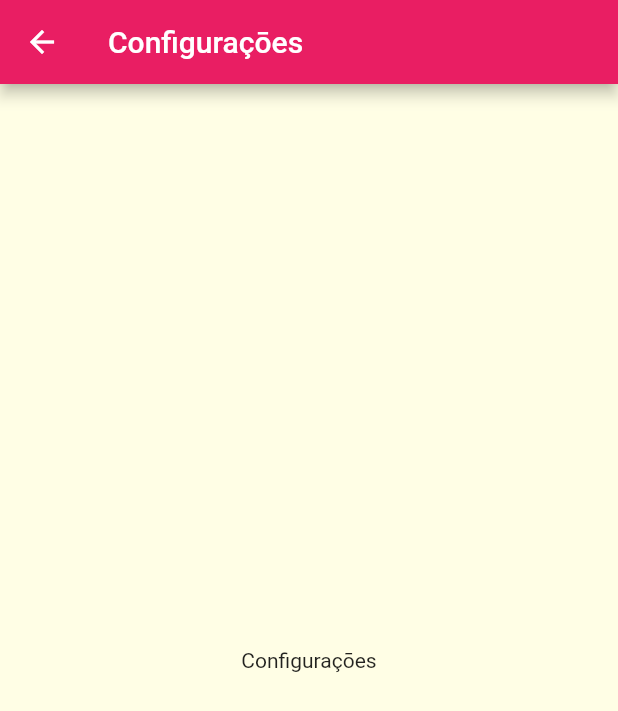
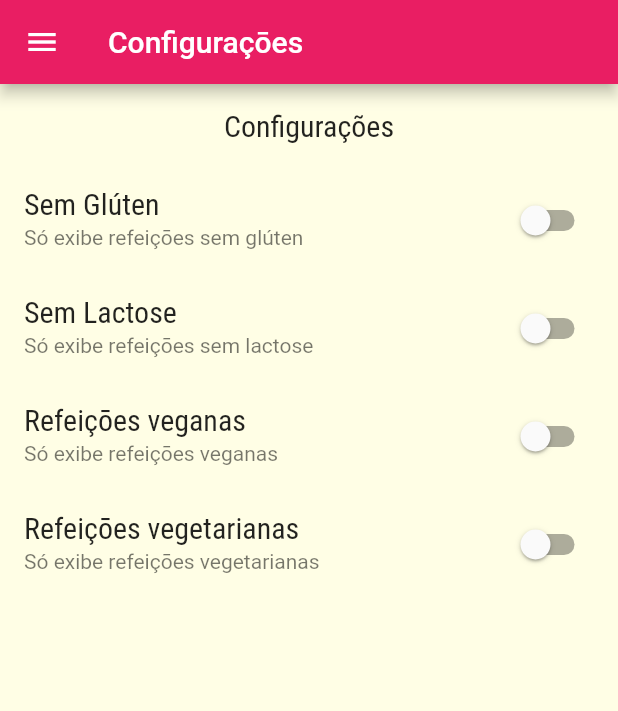
Before and after one commit to andreicampigotto/meals, a Flutter app: the SettingsScreen screen opened by its route, on a phone screen of 412 x 824 dp. Shown: the top 711 px of the screen. Run offline on Flutter 3.47's test engine with Material 2 defaults, Android fonts, the phone set to English and light mode, and no system bars; missing offline and left inert: dart:ffi; network calls fail.

Commit message:
created setting screen

```diff
--- a/lib/main.dart
+++ b/lib/main.dart
@@ -4,10 +4,37 @@ import './screens/categories_meals_screen.dart';
 import './utils/app_routes.dart';
 import './screens/meal_detail_screen.dart';
 import 'screens/tab_screen.dart';
+import './models/meal.dart';
+import './data/dummy_data.dart';
+import './models/settings.dart';
 
 void main() => runApp(MyApp());
 
-class MyApp extends StatelessWidget {
+class MyApp extends StatefulWidget {
+  @override
+  State<MyApp> createState() => _MyAppState();
+}
+
+class _MyAppState extends State<MyApp> {
+  Settings settings = Settings();
+  List<Meal> _availableMeals = DUMMY_MEALS;
+  List<Meal> _favoriteMeals = [];
+
+  void _filterMeals(Settings settings) {
+    setState(() {
+      this.settings = settings;
+
+      _availableMeals = DUMMY_MEALS.where((meal) {
+        final filterGluten = settings.isGlutenFree && !meal.isGlutenFree;
+        final filterLac = settings.isLacFree && !meal.isLacFree;
+        final filterVegan = settings.isVegan && !meal.isVegan;
+        final filterVegetarian = settings.isVegetarian && !meal.isVegetarian;
+
+        return !filterGluten && !filterLac && !filterVegan && !filterVegetarian;
+      }).toList();
+    });
+  }
+
   @override
   Widget build(BuildContext context) {
     return MaterialApp(
@@ -29,10 +56,11 @@ class MyApp extends StatelessWidget {
             )),
       ),
       routes: {
-        AppRoutes.HOME: (ctx) => const TabsScreen(),
-        AppRoutes.CATEGORY_MEALS: (ctx) => const CategoriesMealsScreen(),
+        AppRoutes.HOME: (ctx) => TabsScreen(_favoriteMeals),
+        AppRoutes.CATEGORY_MEALS: (ctx) =>
+            CategoriesMealsScreen(_availableMeals),
         AppRoutes.MEAL_DETAIL: (ctx) => const MealDetailScreen(),
-        AppRoutes.SETTINGS: (ctx) => const SettingsScreen(),
+        AppRoutes.SETTINGS: (ctx) => SettingsScreen(settings, _filterMeals),
       },
     );
   }
--- /dev/null
+++ b/lib/models/settings.dart
@@ -0,0 +1,13 @@
+class Settings {
+  bool isGlutenFree;
+  bool isLacFree;
+  bool isVegan;
+  bool isVegetarian;
+
+  Settings({
+    this.isGlutenFree = false,
+    this.isLacFree = false,
+    this.isVegan = false,
+    this.isVegetarian = false,
+  });
+}
--- a/lib/screens/favorite_screen.dart
+++ b/lib/screens/favorite_screen.dart
@@ -1,7 +1,9 @@
 import 'package:flutter/material.dart';
+import '../models/meal.dart';
 
 class FavoriteScreen extends StatelessWidget {
-  const FavoriteScreen({super.key});
+  final List<Meal> favoriteMeals;
+  const FavoriteScreen(this.favoriteMeals, {super.key});
 
   @override
   Widget build(BuildContext context) {
--- a/lib/screens/meal_detail_screen.dart
+++ b/lib/screens/meal_detail_screen.dart
@@ -82,6 +82,12 @@ class MealDetailScreen extends StatelessWidget {
           ],
         ),
       ),
+      floatingActionButton: FloatingActionButton(
+        child: Icon(Icons.star_outline),
+        onPressed: () {
+          Navigator.of(context).pop(meal);
+        },
+      ),
     );
   }
 }
--- a/lib/screens/settings_screen.dart
+++ b/lib/screens/settings_screen.dart
@@ -1,18 +1,84 @@
 import 'package:flutter/material.dart';
-import 'package:flutter/widgets.dart';
+import '../widgets/main_drawer.dart';
+import '../models/settings.dart';
 
-class SettingsScreen extends StatelessWidget {
-  const SettingsScreen({super.key});
+class SettingsScreen extends StatefulWidget {
+  final Function(Settings) onSettingsChange;
+  final Settings settings;
+
+  const SettingsScreen(this.settings, this.onSettingsChange, {super.key});
+
+  @override
+  State<SettingsScreen> createState() => _SettingsScreenState();
+}
+
+class _SettingsScreenState extends State<SettingsScreen> {
+  Settings? settings;
+  @override
+  void initState() {
+    super.initState();
+    settings = widget.settings;
+  }
+
+  Widget _createSwitch(
+      String title, String subtitle, bool value, Function(bool) onChanged) {
+    return SwitchListTile(
+      title: Text(title),
+      subtitle: Text(subtitle),
+      value: value,
+      onChanged: (value) {
+        onChanged(value);
+        widget.onSettingsChange(settings!);
+      },
+    );
+  }
 
   @override
   Widget build(BuildContext context) {
+    var settings = Settings();
     return Scaffold(
       appBar: AppBar(
         title: Text('Configuraçōes'),
       ),
-      body: Center(
-        child: Text('Configuraçōes'),
-      ),
+      drawer: MainDrawer(),
+      body: Column(children: [
+        Container(
+          padding: EdgeInsets.all(16),
+          child: Text(
+            'Configurações',
+            style: Theme.of(context).textTheme.titleMedium,
+          ),
+        ),
+        Expanded(
+            child: ListView(
+          children: [
+            _createSwitch(
+              'Sem Glúten',
+              'Só exibe refeiçōes sem glúten',
+              settings.isGlutenFree,
+              (value) => setState(() => settings.isGlutenFree = value),
+            ),
+            _createSwitch(
+              'Sem Lactose',
+              'Só exibe refeiçōes sem lactose',
+              settings.isLacFree,
+              (value) => setState(() => settings.isLacFree = value),
+            ),
+            _createSwitch(
+              'Refeiçōes veganas',
+              'Só exibe refeiçōes veganas',
+              settings.isVegan,
+              (value) => setState(() => settings.isVegan = value),
+            ),
+            _createSwitch(
+              'Refeiçōes vegetarianas',
+              'Só exibe refeiçōes vegetarianas',
+              settings.isVegetarian,
+              (value) => setState(() => settings.isVegetarian = value),
+            ),
+          ],
+        ))
+      ]),
     );
   }
 }
```
Also changed, not shown: lib/screens/categories_meals_screen.dart (+6 -4 lines), lib/screens/tab_screen.dart (+22 -8 lines), lib/widgets/main_drawer.dart (+10 -9 lines), lib/widgets/meal_item.dart (+7 -2 lines).
